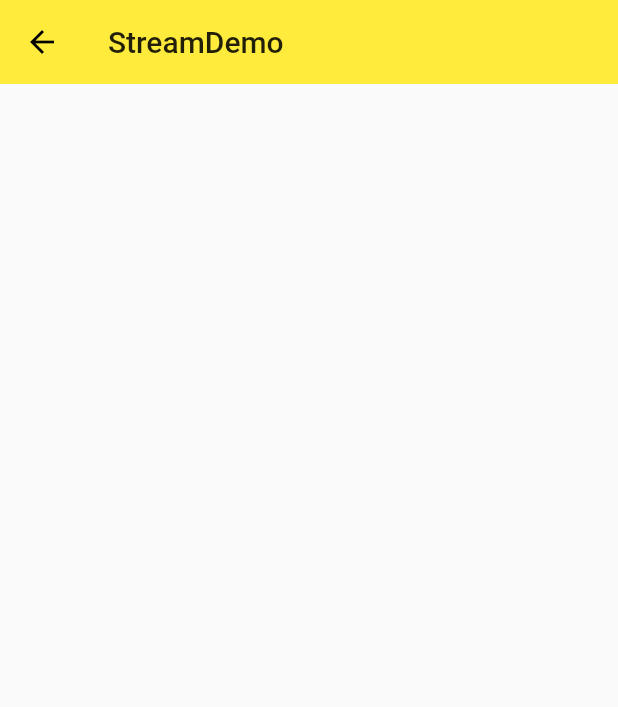
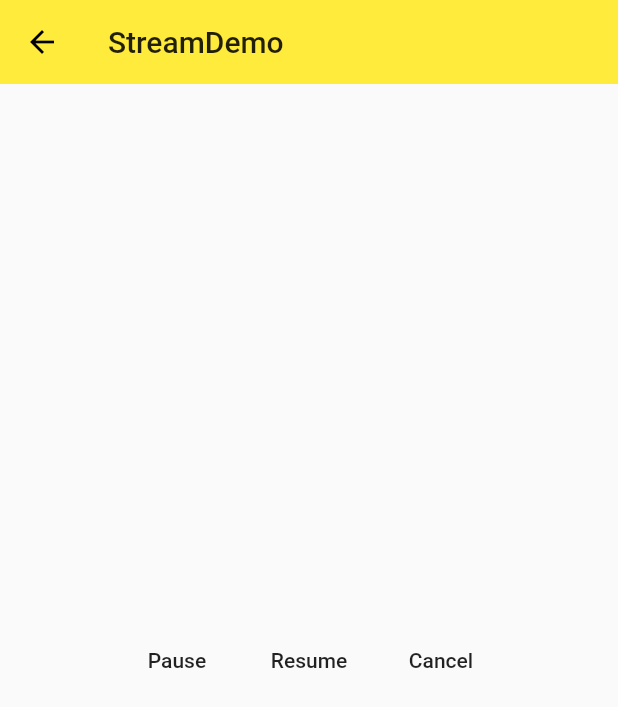
Before and after one commit to XYXiaoYuan/flutter_study, a Flutter app: the screen it shows after launch, on a phone screen of 412 x 824 dp. Shown: the top 707 px of the screen. Run offline on Flutter 3.47's test engine with Material 2 defaults, Android fonts, the phone set to English and light mode, and no system bars.

Commit message:
暂停、恢复、取消监听 Stream

```diff
--- a/flutter_study/lib/demo/stream/stream_demo.dart
+++ b/flutter_study/lib/demo/stream/stream_demo.dart
@@ -1,3 +1,5 @@
+import 'dart:async';
+
 import 'package:flutter/material.dart';
 
 class StreamDemo extends StatelessWidget {
@@ -19,6 +21,8 @@ class StreamDemoHome extends StatefulWidget {
 }
 
 class _StreamDemoHomeState extends State<StreamDemoHome> {
+  StreamSubscription _streamDemoSubscription;
+
   @override
   void initState() {
     super.initState();
@@ -27,7 +31,7 @@ class _StreamDemoHomeState extends State<StreamDemoHome> {
     Stream<String> _streamDemo = Stream.fromFuture(fetchData());
 
     print('Start listening on a Stream');
-    _streamDemo.listen(onData, onError: onError, onDone: onDone);
+    _streamDemoSubscription = _streamDemo.listen(onData, onError: onError, onDone: onDone);
 
     print('Initialize completed');
   }
@@ -44,15 +48,48 @@ class _StreamDemoHomeState extends State<StreamDemoHome> {
     print('$data');
   }
 
+  void _pauseStream() {
+    print('Pause subscriptoin');
+    _streamDemoSubscription.pause();
+  }
+
+  void _resumeStream() {
+    print('Resume subscriptoin');
+    _streamDemoSubscription.resume();
+  }
+
+  void _cancelStream() {
+    print('Cancel subscriptoin');
+    _streamDemoSubscription.cancel();
+  }
+
   Future<String> fetchData() async {
-    await Future.delayed(Duration(seconds: 3));
+    await Future.delayed(Duration(seconds: 5));
     return 'hello ~';
   }
 
   @override
   Widget build(BuildContext context) {
     return Container(
-
+      child: Center(
+        child: Row(
+          mainAxisAlignment: MainAxisAlignment.center,
+          children: <Widget>[
+            FlatButton(
+              child: Text('Pause'),
+              onPressed: _pauseStream,
+            ),
+            FlatButton(
+              child: Text('Resume'),
+              onPressed: _resumeStream,
+            ),
+            FlatButton(
+              child: Text('Cancel'),
+              onPressed: _cancelStream,
+            ),
+          ]
+        ),
+      )
     );
   }
 }
```
